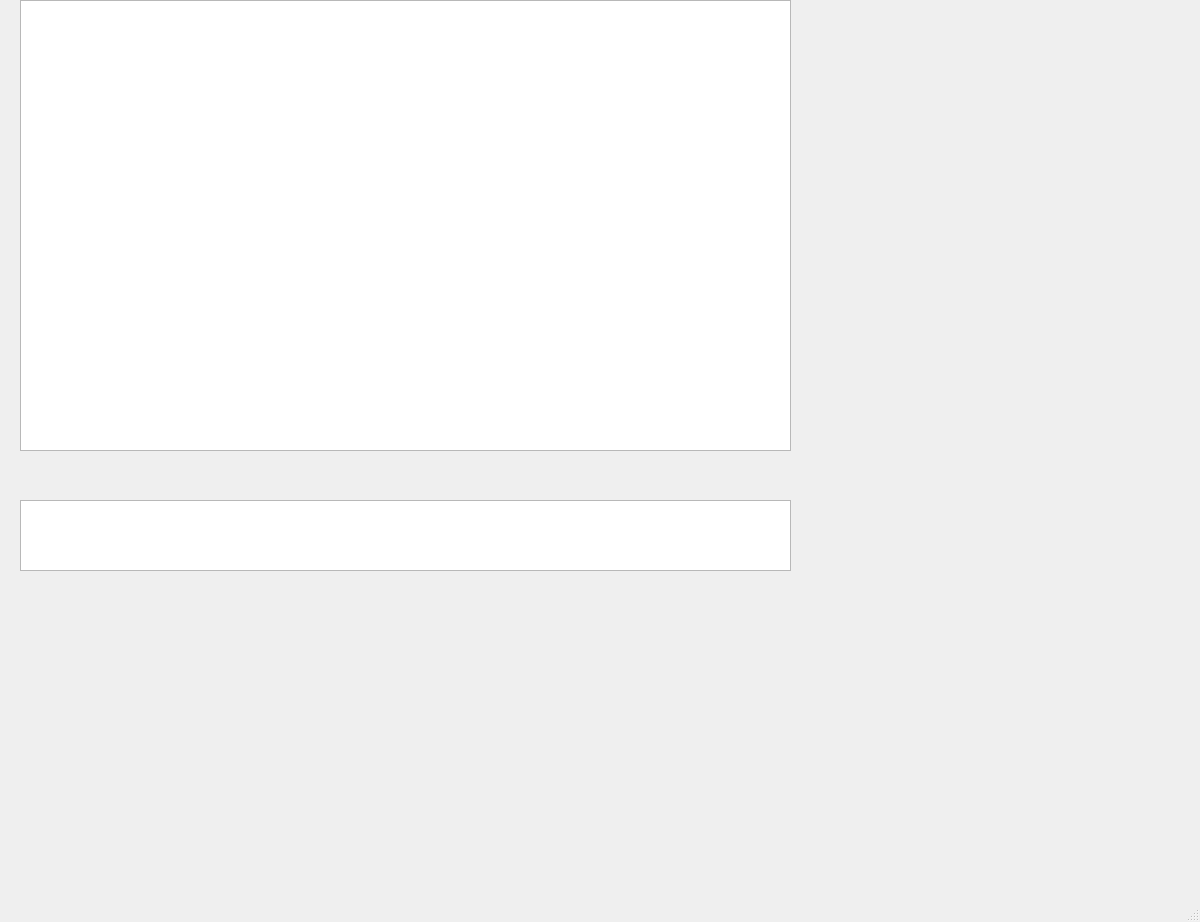
The window that src/frontend/mainwindow.ui (ecotron2012/OpenMindBlocks) describes before a commit, drawn with Qt 5.
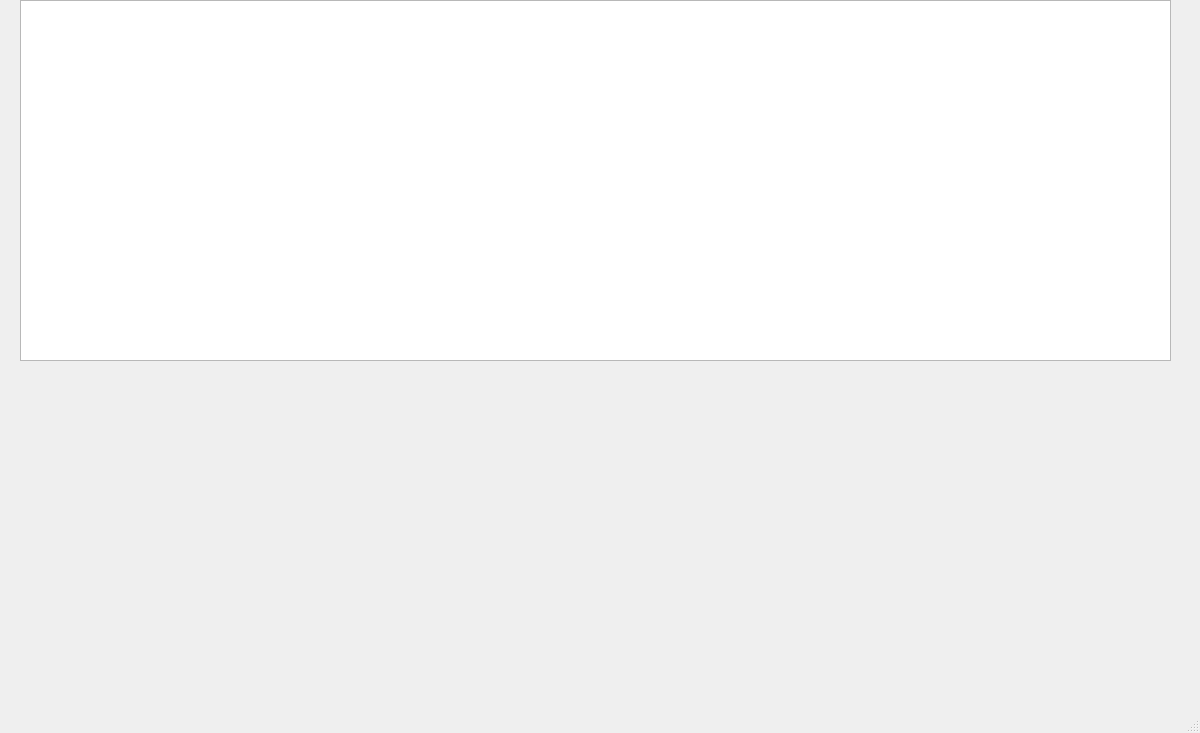
The same window after the commit.

Commit message: feat(frontend): add drag and drop from blocks tray to canvas

What changed in the file:
```diff
--- a/src/frontend/mainwindow.ui
+++ b/src/frontend/mainwindow.ui
@@ -7,30 +7,20 @@
     <x>0</x>
     <y>0</y>
     <width>1200</width>
-    <height>922</height>
+    <height>733</height>
    </rect>
   </property>
   <property name="windowTitle">
    <string>MainWindow</string>
   </property>
   <widget class="QWidget" name="centralwidget">
-   <widget class="QColumnView" name="blockGrid">
-    <property name="geometry">
-     <rect>
-      <x>20</x>
-      <y>500</y>
-      <width>771</width>
-      <height>71</height>
-     </rect>
-    </property>
-   </widget>
-   <widget class="QGraphicsView" name="graphicsView">
+   <widget class="QGraphicsView" name="programCanvas">
     <property name="geometry">
      <rect>
       <x>20</x>
       <y>0</y>
-      <width>771</width>
-      <height>451</height>
+      <width>1151</width>
+      <height>361</height>
      </rect>
     </property>
    </widget>
```
The commit also changes 8 other files.
